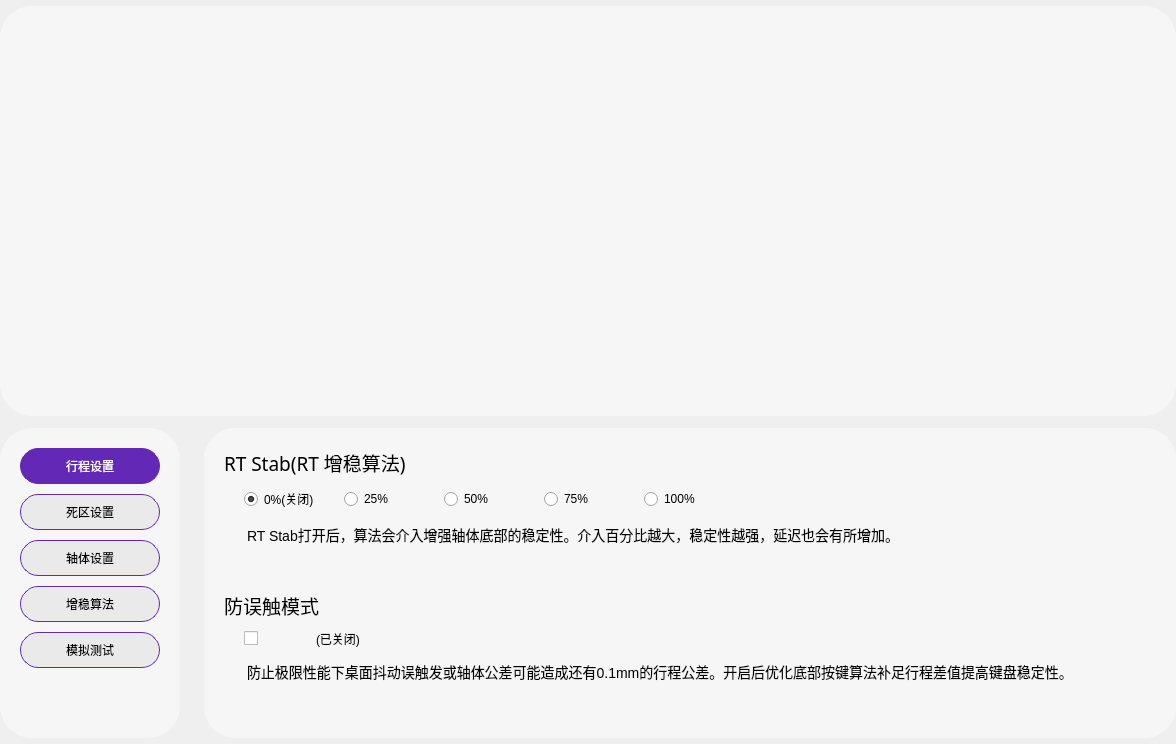
First picture: the form in FrameMagic.ui, repository wlffeng2008/AkkoStudio, before the edit.
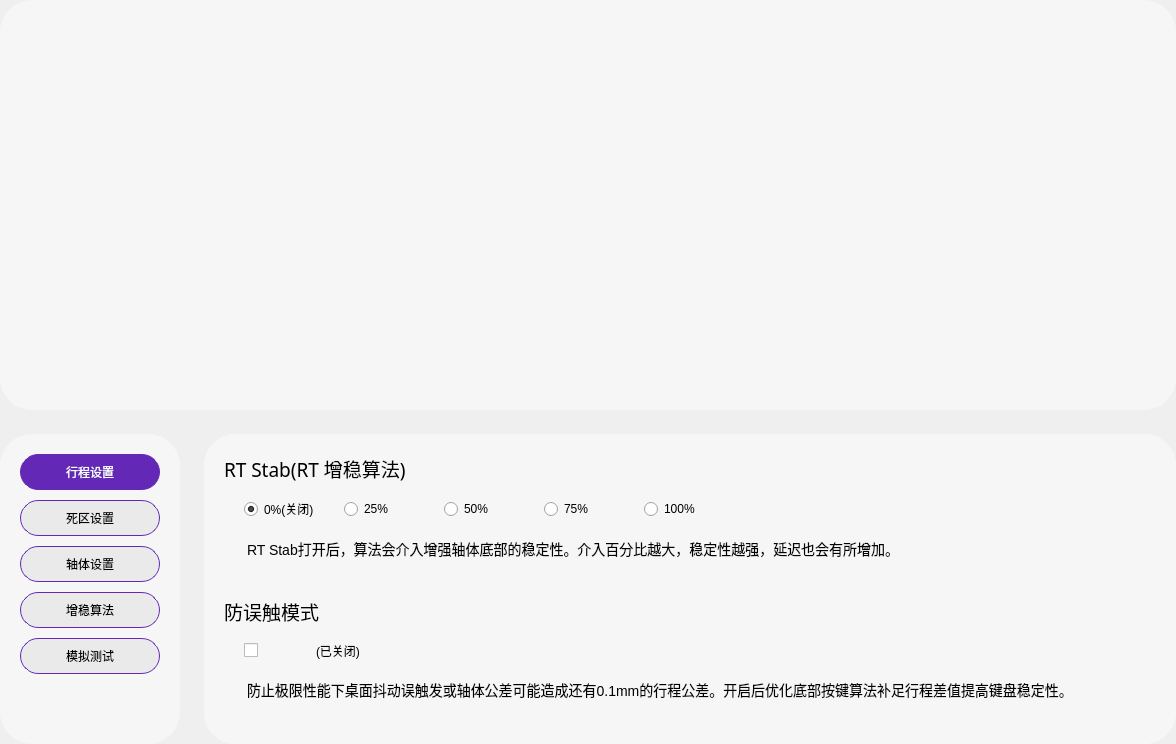
Second picture: the form after the edit. The open tabs and pages were chosen to show the change. Icons and pictures are not drawn. Custom widgets are drawn as their Qt base class.

Diff of the .ui file:
```diff
--- a/FrameMagic.ui
+++ b/FrameMagic.ui
@@ -38,7 +38,7 @@
    <property name="bottomMargin">
     <number>0</number>
    </property>
-   <item row="0" column="0">
+   <item row="0" column="0" alignment="Qt::AlignmentFlag::AlignTop">
     <widget class="QFrame" name="frameTop">
      <property name="minimumSize">
       <size>
@@ -1574,6 +1574,12 @@
                  <property name="enabled">
                   <bool>true</bool>
                  </property>
+                 <property name="minimumSize">
+                  <size>
+                   <width>0</width>
+                   <height>32</height>
+                  </size>
+                 </property>
                  <layout class="QHBoxLayout" name="horizontalLayout_21">
                   <property name="spacing">
                    <number>20</number>
@@ -1770,6 +1776,12 @@
                  </item>
                  <item>
                   <widget class="QLabel" name="labelTunch">
+                   <property name="minimumSize">
+                    <size>
+                     <width>0</width>
+                     <height>30</height>
+                    </size>
+                   </property>
                    <property name="text">
                     <string>(已关闭)</string>
                    </property>
```
Left out of the diff: 10 changed lines with no effect on the pictures.
